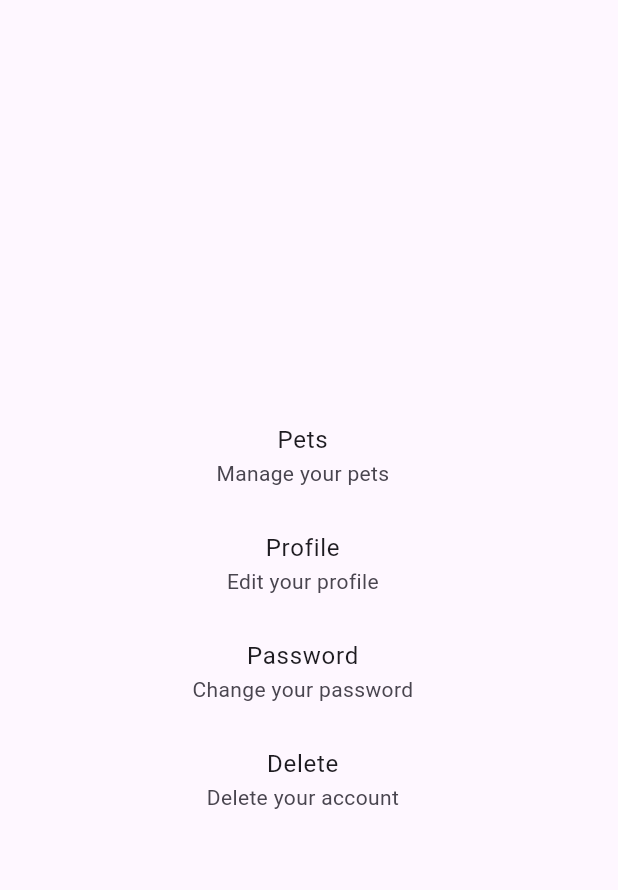
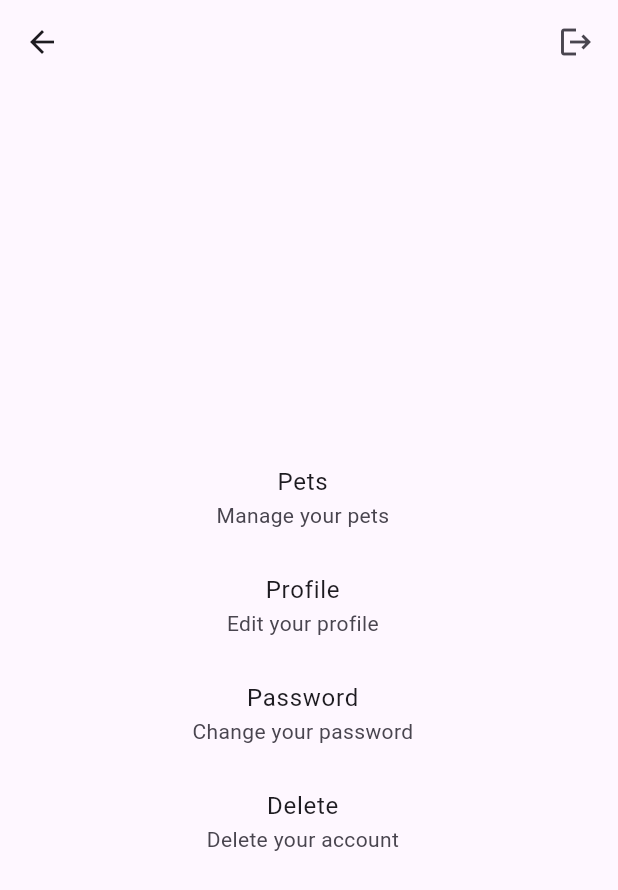
Before and after one commit to pontusva/madame, a Flutter app: the Options screen opened directly, on a phone screen of 412 x 824 dp. Shown: the top 890 px of the screen. Run offline on Flutter 3.47's test engine with Material 3 defaults, Android fonts, the phone set to English and light mode, and no system bars; our stand-ins replace firebase_auth, firebase_core, image_picker; accounts and stored records are empty; generated files the repository leaves out were written again; network calls fail.

```diff
--- a/frontend/lib/pages/profile/manage_pets_page.dart
+++ b/frontend/lib/pages/profile/manage_pets_page.dart
@@ -2,7 +2,9 @@ import 'dart:convert';
 import 'package:flutter/material.dart';
 import 'package:frontend/pages/profile/add_pet_page.dart';
 import 'package:frontend/pages/profile/components/pet_page.dart';
+import 'package:frontend/providers/user_provider.dart';
 import 'package:http/http.dart' as http;
+import 'package:provider/provider.dart';
 
 class ManagePetsPage extends StatefulWidget {
   const ManagePetsPage({super.key});
@@ -22,7 +24,7 @@ class _ManagePetsPageState extends State<ManagePetsPage> {
           'Content-Type': 'application/json; charset=UTF-8',
         },
         body: jsonEncode(<String, String>{
-          'userId': "6",
+          'userId': context.read<UserProvider>().userId.toString(),
         }),
       );
 
--- a/frontend/lib/pages/profile/options.dart
+++ b/frontend/lib/pages/profile/options.dart
@@ -1,4 +1,6 @@
+import 'package:firebase_auth/firebase_auth.dart';
 import 'package:flutter/material.dart';
+import 'package:frontend/pages/auth/signin_page.dart';
 import 'package:frontend/pages/profile/manage_pets_page.dart';
 
 class Options extends StatelessWidget {
@@ -6,7 +8,28 @@ class Options extends StatelessWidget {
 
   @override
   Widget build(BuildContext context) {
-    return Column(
+    return Scaffold(
+      appBar: AppBar(
+        actions: [
+          IconButton(
+            onPressed: () {
+              FirebaseAuth.instance.signOut();
+              Navigator.of(context).pushReplacement(
+                MaterialPageRoute(
+                  builder: (context) {
+                    return const SigninPage();
+                  },
+                ),
+              );
+            },
+            icon: const Padding(
+              padding: EdgeInsets.all(8.0),
+              child: Icon(Icons.logout),
+            ),
+          ),
+        ],
+      ),
+      body: Column(
         mainAxisAlignment: MainAxisAlignment.center,
         children: [
           ListView(
@@ -72,6 +95,7 @@ class Options extends StatelessWidget {
             ],
           ),
         ],
+      ),
     );
   }
 }
```
Also changed, not shown: frontend/lib/pages/navigation/welcome_page.dart (+3 -21 lines). Lines whose indentation alone changed are shown as unchanged.
